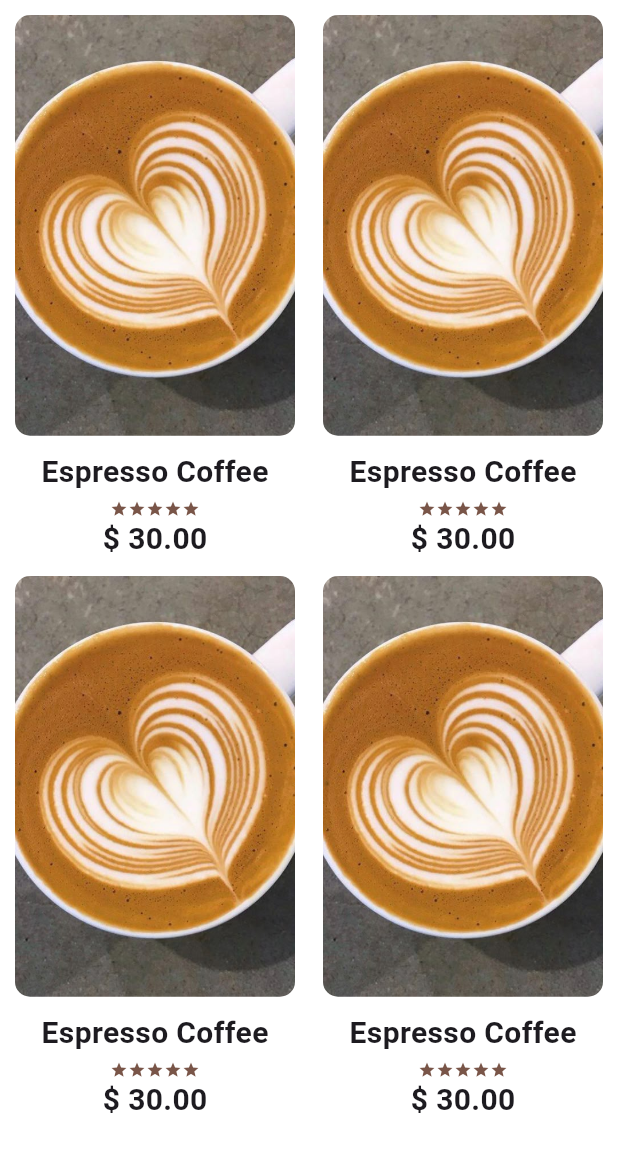
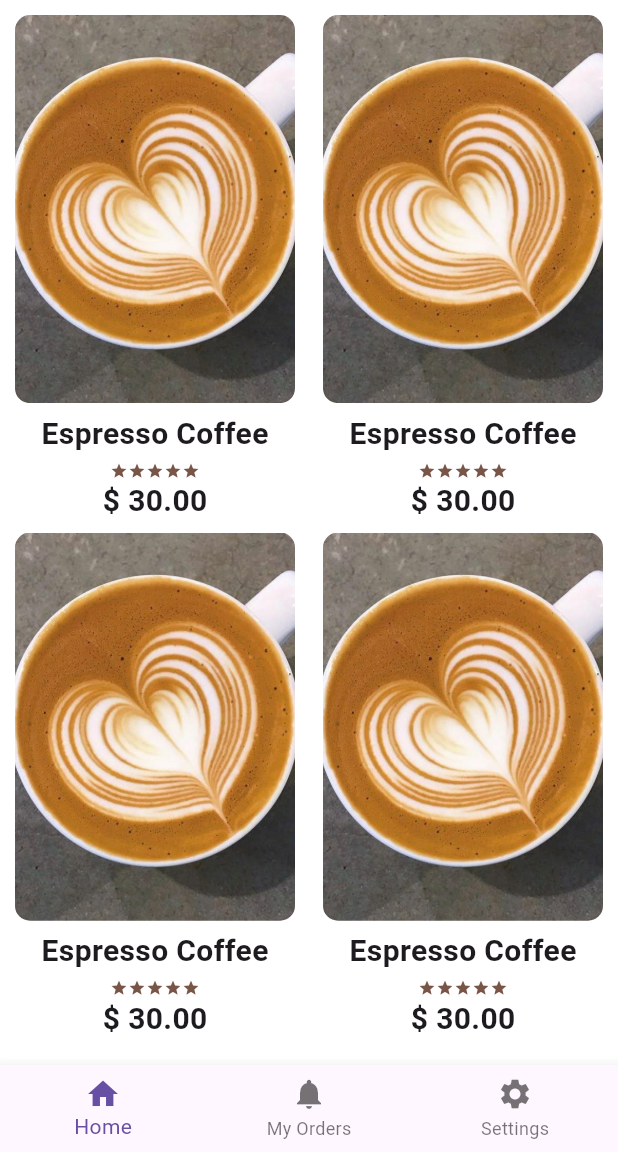
Before and after one commit to koechio/COFFEE_CARD, a Flutter app: the screen it shows after launch, on a phone screen of 412 x 824 dp, the part 84-1236 px from its top. Run offline on Flutter 3.47's test engine with Material 3 defaults, Android fonts, the phone set to English and light mode, and no system bars.

Commit message:
feat: add bottom navigation bar to the main screen

```diff
--- a/lib/main.dart
+++ b/lib/main.dart
@@ -17,7 +17,8 @@ void main() {
           centerTitle: true,
         ),
        // body: SingleChildScrollView(
-          body: Home(),)
+          body: Home(),
+          bottomNavigationBar: BottomNavBar(),),
       ),
    // ),
   );
@@ -173,3 +174,19 @@ class CoffeeTile extends StatelessWidget {
 
   }
 }
+
+class BottomNavBar extends StatelessWidget {
+  const BottomNavBar({super.key});
+
+  @override
+  Widget build(BuildContext context) {
+    return BottomNavigationBar(
+            items: const[
+              BottomNavigationBarItem(icon: Icon(Icons.home), label: "Home"),
+              BottomNavigationBarItem(icon: Icon(Icons.notifications), label: "My Orders"),
+              BottomNavigationBarItem(icon: Icon(Icons.settings), label: "Settings"),
+            ]
+
+          );
+  }
+}
```
Also changed, not shown: 1 other file.
